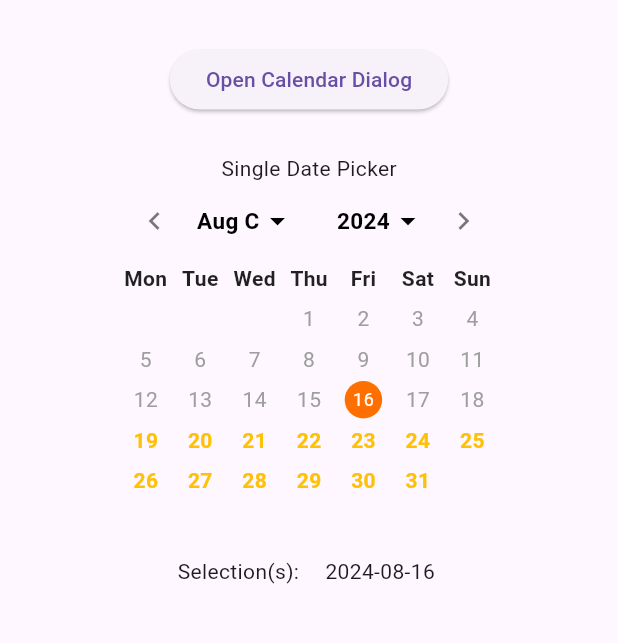
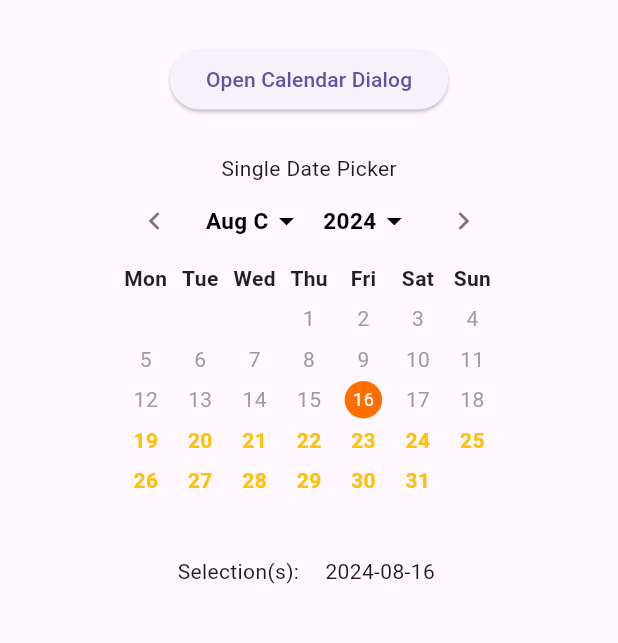
Before and after one commit to theideasaler/calendar_date_picker2, a Flutter app: the screen it shows after launch, on a phone screen of 412 x 824 dp, the part 63-706 px from its top. Run offline on Flutter 3.47's test engine with Material 3 defaults, Android fonts, the phone set to English and light mode, and no system bars.

Commit message:
fix: fix overflow of toggle buttons

```diff
--- a/lib/src/widgets/_impl/_date_picker_mode_toggle_button.dart
+++ b/lib/src/widgets/_impl/_date_picker_mode_toggle_button.dart
@@ -116,7 +116,6 @@ class _DatePickerModeToggleButtonState
             // Give space for the prev/next month buttons that are underneath this row
             SizedBox(width: datePickerOffsetPadding),
           ..._buildModePickerButtons(),
-          if (widget.mode == CalendarDatePicker2Mode.day)
           // Give space for the prev/next month buttons that are underneath this row
           SizedBox(width: datePickerOffsetPadding),
         ],
@@ -217,9 +216,11 @@ class _DatePickerModeToggleButtonState
                               padding: EdgeInsets.symmetric(
                                   horizontal: horizontalPadding),
                               child: Row(
+                                mainAxisSize: MainAxisSize.min,
                                 mainAxisAlignment: modePickerMainAxisAlignment,
                                 children: <Widget>[
-                                  Text(
+                                  Flexible(
+                                    child: Text(
                                       widget.config.modePickerTextHandler?.call(
                                             monthDate: widget.monthDate,
                                             isMonthPicker: true,
@@ -233,6 +234,7 @@ class _DatePickerModeToggleButtonState
                                       overflow: TextOverflow.ellipsis,
                                       style: controlTextStyle,
                                     ),
+                                  ),
                                   widget.config.disableModePicker == true
                                       ? const SizedBox()
                                       : RotationTransition(
@@ -244,9 +246,6 @@ class _DatePickerModeToggleButtonState
                             ),
                       ),
                     ),
-                  ),
-                  SizedBox(
-                    width: widget.config.centerAlignModePicker == true ? 15 : 5,
                   ),
                   Semantics(
                     label: MaterialLocalizations.of(context)
@@ -266,15 +265,18 @@ class _DatePickerModeToggleButtonState
                               padding: EdgeInsets.symmetric(
                                   horizontal: horizontalPadding),
                               child: Row(
+                                mainAxisSize: MainAxisSize.min,
                                 mainAxisAlignment: modePickerMainAxisAlignment,
                                 children: <Widget>[
-                                  Text(
+                                  Flexible(
+                                    child: Text(
                                       widget.config.modePickerTextHandler?.call(
                                               monthDate: widget.monthDate) ??
                                           _localizations
                                               .formatYear(widget.monthDate),
                                       overflow: TextOverflow.ellipsis,
                                       style: controlTextStyle,
+                                    ),
                                   ),
                                   widget.config.disableModePicker == true
                                       ? const SizedBox()
```
Lines whose indentation alone changed are shown as unchanged.
